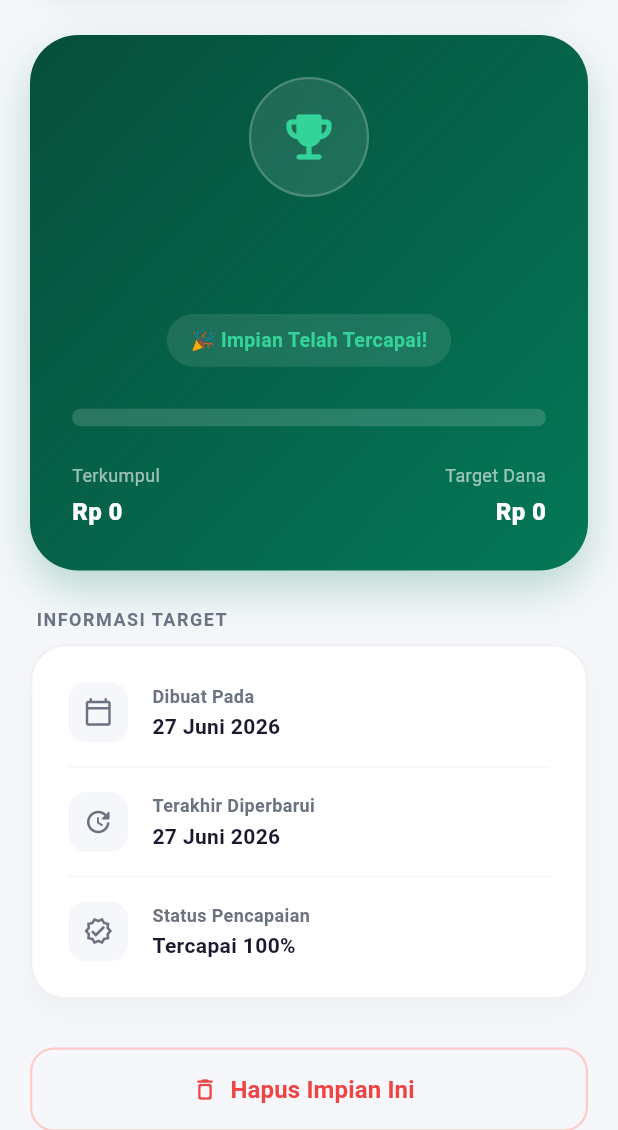
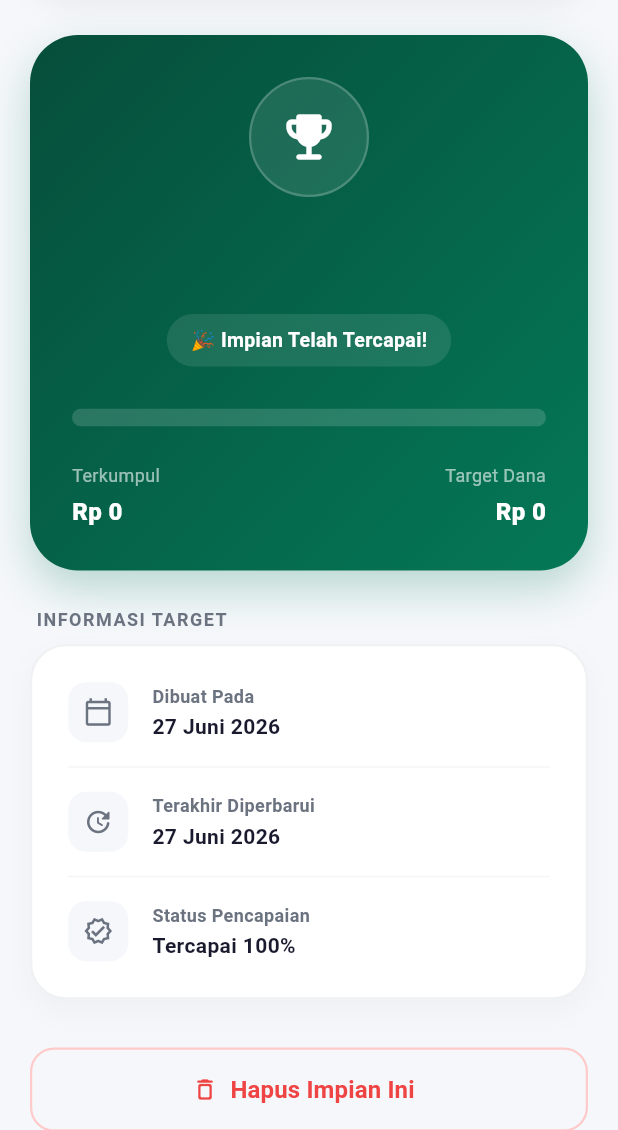
Before and after one commit to ardhikaxx/mysaku-app, a Flutter app: the DreamDetailScreen screen opened directly with empty values, on a phone screen of 412 x 824 dp, the part 106-1236 px from its top. Run offline on Flutter 3.47's test engine with Material 3 defaults, Android fonts, the phone set to English and light mode, and no system bars; our stand-ins replace cloud_firestore, firebase_auth, firebase_core, flutter_riverpod, go_router, google_sign_in and 1 more; accounts and stored records are empty; network calls fail.

Commit message:
style: ubah warna ikon dan teks badge progres saat ini di detail impian menjadi putih solid

```diff
--- a/lib/presentation/dreams/dream_detail_screen.dart
+++ b/lib/presentation/dreams/dream_detail_screen.dart
@@ -95,9 +95,7 @@ class DreamDetailScreen extends ConsumerWidget {
                       isAchieved
                           ? Icons.emoji_events_rounded
                           : Icons.card_giftcard_rounded,
-                      color: isAchieved
-                          ? const Color(0xFF34D399)
-                          : const Color(0xFF60A5FA),
+                      color: Colors.white,
                       size: 40,
                     ),
                   ),
@@ -140,9 +138,7 @@ class DreamDetailScreen extends ConsumerWidget {
                       style: TextStyle(
                         fontSize: 13,
                         fontWeight: FontWeight.w700,
-                        color: isAchieved
-                            ? const Color(0xFF34D399)
-                            : const Color(0xFF60A5FA),
+                        color: Colors.white,
                       ),
                     ),
                   ),
```
